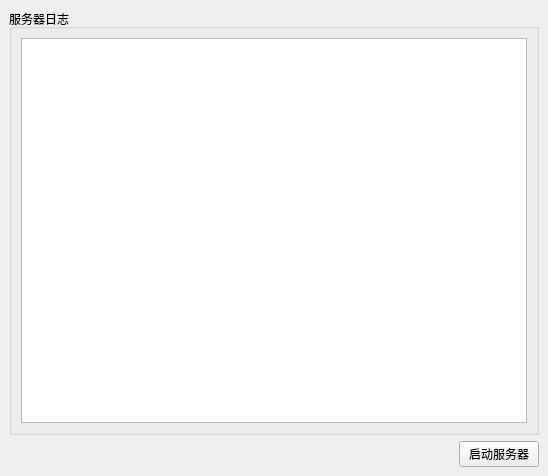
The window that mainwindow.ui (lyppppppppp/QtCourse) describes before a commit, drawn with Qt 5.
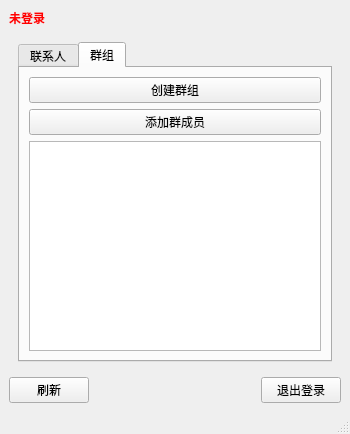
The same window after the commit. The open tabs and pages were chosen to show the change.

The edit to the form file:
```diff
--- a/mainwindow.ui
+++ b/mainwindow.ui
@@ -6,29 +6,116 @@
    <rect>
     <x>0</x>
     <y>0</y>
-    <width>548</width>
-    <height>476</height>
+    <width>350</width>
+    <height>434</height>
    </rect>
   </property>
   <property name="windowTitle">
    <string>服务器</string>
   </property>
   <widget class="QWidget" name="centralwidget">
-   <layout class="QVBoxLayout" name="verticalLayout_2">
+   <layout class="QVBoxLayout" name="verticalLayout">
     <item>
-     <widget class="QGroupBox" name="groupBox">
-      <property name="title">
-       <string>服务器日志</string>
+     <widget class="QLabel" name="statusLabel">
+      <property name="styleSheet">
+       <string>color: red; font-weight: bold;</string>
       </property>
-      <layout class="QVBoxLayout" name="verticalLayout">
-       <item>
-        <widget class="QPlainTextEdit" name="logEditor"/>
-       </item>
-      </layout>
+      <property name="text">
+       <string>未登录</string>
+      </property>
+     </widget>
+    </item>
+    <item>
+     <widget class="QStackedWidget" name="stackedWidget">
+      <property name="currentIndex">
+       <number>0</number>
+      </property>
+      <widget class="QWidget" name="contactsPage">
+       <layout class="QVBoxLayout" name="verticalLayout_contacts">
+        <item>
+         <widget class="QTabWidget" name="tabWidget">
+          <property name="currentIndex">
+           <number>0</number>
+          </property>
+          <widget class="QWidget" name="contactsTab">
+           <attribute name="title">
+            <string>联系人</string>
+           </attribute>
+           <layout class="QVBoxLayout" name="verticalLayout_2">
+            <item>
+             <widget class="QPushButton" name="addContactButton">
+              <property name="text">
+               <string>添加联系人</string>
+              </property>
+             </widget>
+            </item>
+            <item>
+             <widget class="QListWidget" name="contactsListWidget"/>
+            </item>
+           </layout>
+          </widget>
+          <widget class="QWidget" name="groupsTab">
+           <attribute name="title">
+            <string>群组</string>
+           </attribute>
+           <layout class="QVBoxLayout" name="verticalLayout_3">
+            <item>
+             <widget class="QPushButton" name="createGroupButton">
+              <property name="text">
+               <string>创建群组</string>
+              </property>
+             </widget>
+            </item>
+            <item>
+             <widget class="QPushButton" name="addGroupMemberButton">
+              <property name="text">
+               <string>添加群成员</string>
+              </property>
+             </widget>
+            </item>
+            <item>
+             <widget class="QListWidget" name="groupsListWidget"/>
+            </item>
+           </layout>
+          </widget>
+         </widget>
+        </item>
+       </layout>
+      </widget>
+      <widget class="QWidget" name="chatPage">
+       <layout class="QVBoxLayout" name="verticalLayout_chat">
+        <item>
+         <widget class="QPushButton" name="backButton">
+          <property name="text">
+           <string>返回</string>
+          </property>
+         </widget>
+        </item>
+        <item>
+         <widget class="QWidget" name="chatContainer" native="true">
+          <property name="geometry">
+           <rect>
+            <x>0</x>
+            <y>0</y>
+            <width>100</width>
+            <height>30</height>
+           </rect>
+          </property>
+         </widget>
+        </item>
+       </layout>
+      </widget>
      </widget>
     </item>
     <item>
      <layout class="QHBoxLayout" name="horizontalLayout">
+      <item>
+       <widget class="QPushButton" name="refreshButton">
+        <property name="text">
+         <string>刷新</string>
+        </property>
+       </widget>
+      </item>
       <item>
        <spacer name="horizontalSpacer">
         <property name="orientation">
@@ -45,7 +132,7 @@
       <item>
        <widget class="QPushButton" name="startStopButton">
         <property name="text">
-         <string>启动服务器</string>
+         <string>退出登录</string>
         </property>
        </widget>
       </item>
@@ -53,6 +140,17 @@
     </item>
    </layout>
   </widget>
+  <widget class="QMenuBar" name="menubar">
+   <property name="geometry">
+    <rect>
+     <x>0</x>
+     <y>0</y>
+     <width>350</width>
+     <height>18</height>
+    </rect>
+   </property>
+  </widget>
+  <widget class="QStatusBar" name="statusbar"/>
  </widget>
  <resources/>
  <connections/>
```
Left out of the diff: 4 changed lines with no effect on the pictures.
